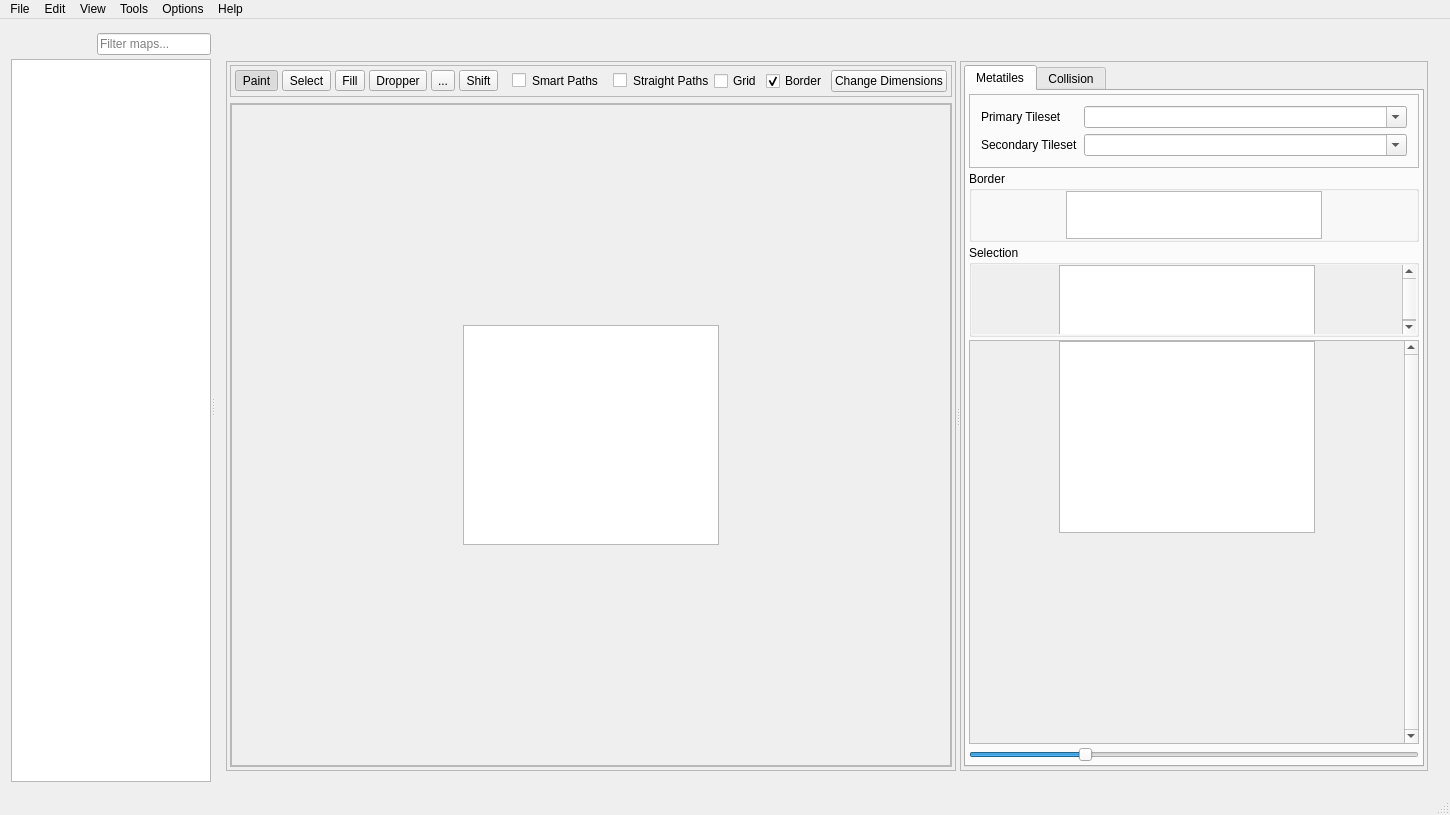
Old version of the form forms/mainwindow.ui in the repository huderlem/porymap.
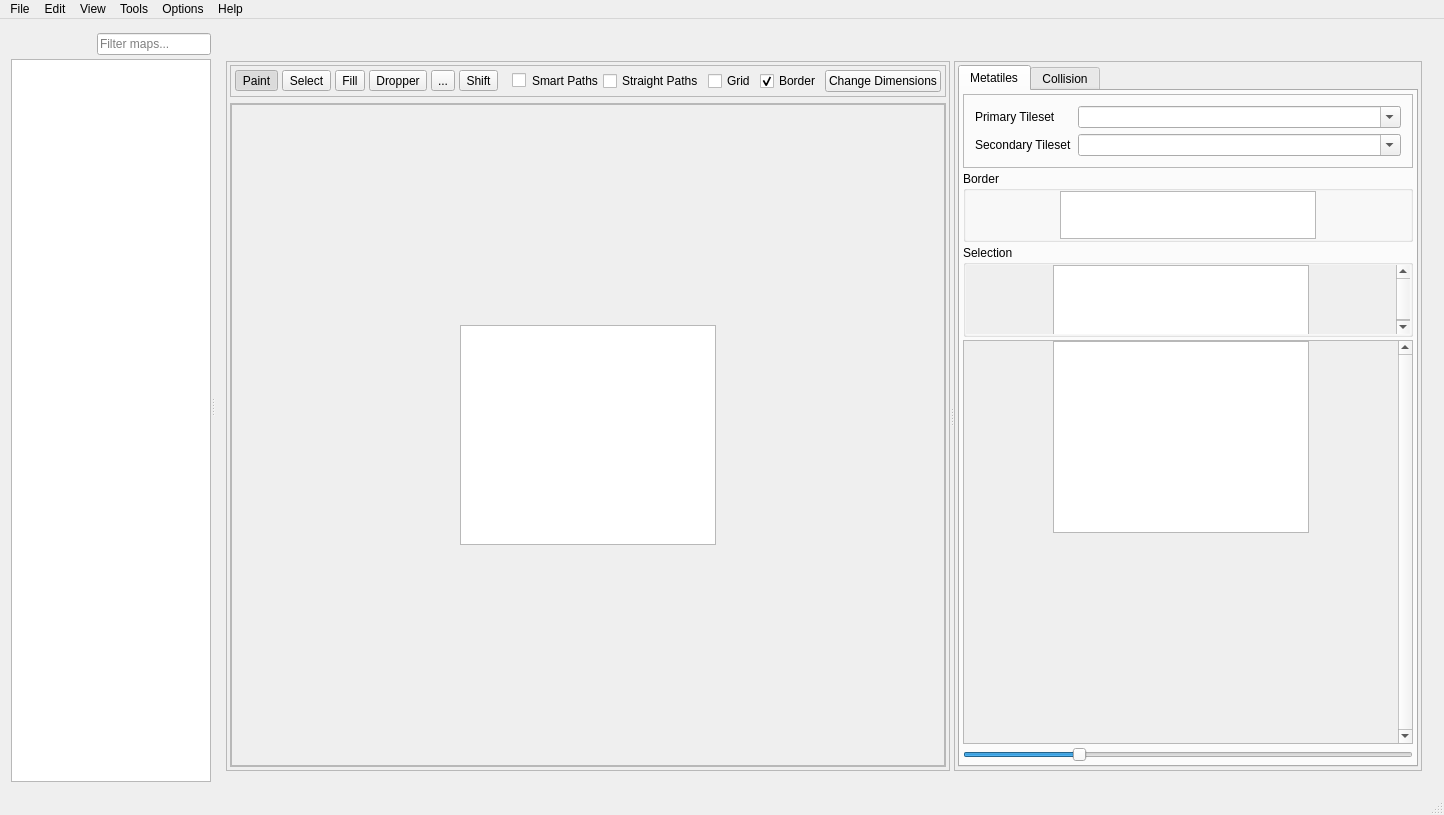
New version of the form. Icons and pictures are not drawn. Custom widgets are drawn as their Qt base class.

Commit message: Fix checkBox_straightPaths styling

What changed in the file:
```diff
--- a/forms/mainwindow.ui
+++ b/forms/mainwindow.ui
@@ -632,7 +632,7 @@
                       <enum>Qt::LeftToRight</enum>
                      </property>
                      <property name="styleSheet">
-                      <string notr="true">margin-left: 10px</string>
+                      <string notr="true"/>
                      </property>
                      <property name="text">
                       <string>Straight Paths</string>
```
